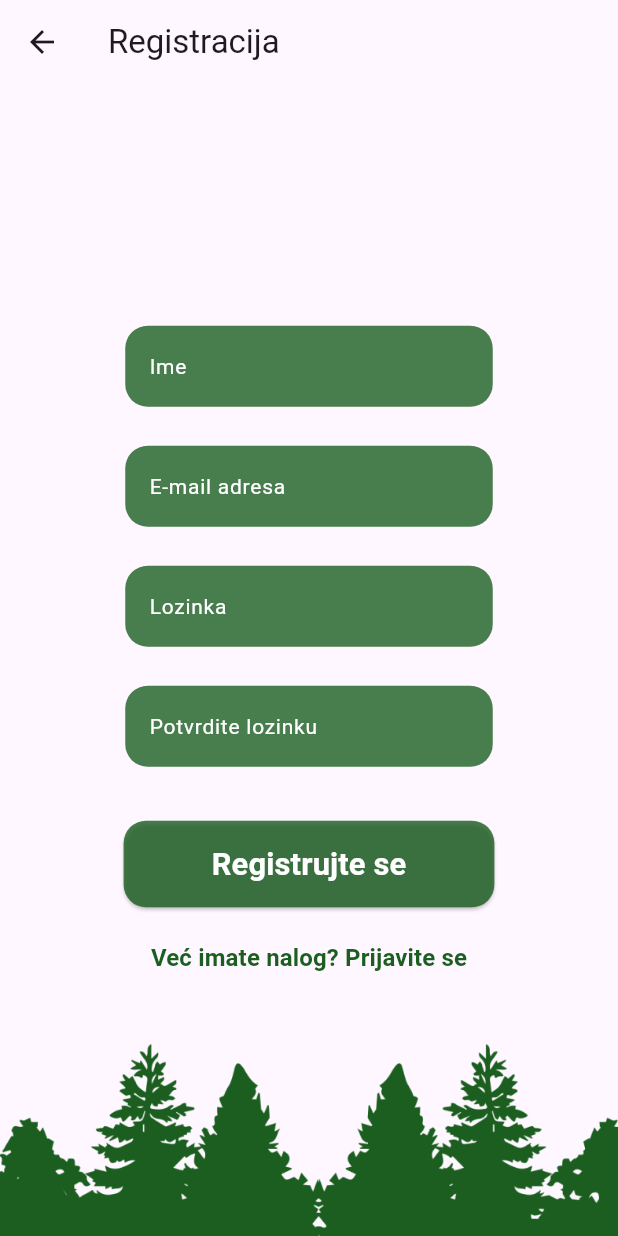
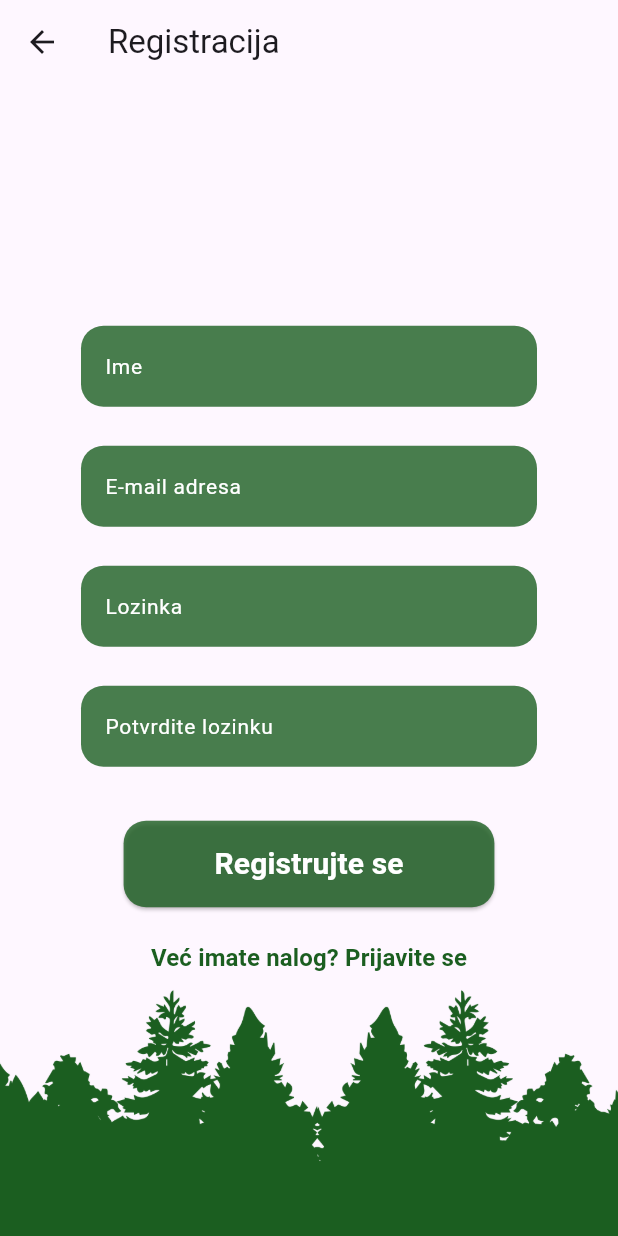
Before and after one commit to Masulaa/EcoConnect, a Flutter app: the screen it shows after launch, after a tap on "Registracija", on a phone screen of 412 x 824 dp. Run offline on Flutter 3.47's test engine with Material 3 defaults, Android fonts, the phone set to English and light mode, and no system bars; our stand-ins replace flutter_dotenv, shared_preferences; Roboto replaces fonts that are missing (Poppins).

Commit message:
Make Design more responsive

```diff
--- a/lib/screens/intro_screen.dart
+++ b/lib/screens/intro_screen.dart
@@ -23,6 +23,8 @@ class IntroScreen extends StatelessWidget {
               children: [
                 const BackgroundImage(),
                 Center(
+                  child: Transform.translate(
+                    offset: Offset(0, -MediaQuery.of(context).size.height * 0.1),
                     child: Column(
                       mainAxisAlignment: MainAxisAlignment.center,
                       children: [
@@ -49,6 +51,7 @@ class IntroScreen extends StatelessWidget {
                       ],
                     ),
                   ),
+                ),
               ],
             ),
           );
--- a/lib/screens/login_screen.dart
+++ b/lib/screens/login_screen.dart
@@ -6,6 +6,7 @@ import 'package:shared_preferences/shared_preferences.dart';
 import '../widgets/custom_button.dart';
 import '../widgets/custom_text_field.dart';
 import '../widgets/background_image.dart';
+import '../widgets/intro_text.dart';
 import 'register_screen.dart';
 import 'home_screen.dart';
 
@@ -77,9 +78,12 @@ class _LoginScreenState extends State<LoginScreen> {
               padding: const EdgeInsets.all(16.0),
               child: Form(
                 key: _formKey,
+                child: SingleChildScrollView(
                   child: Column(
                     mainAxisAlignment: MainAxisAlignment.center,
                     children: <Widget>[
+                      const IntroText(),
+
                       CustomTextField(
                         controller: _emailController,
                         label: 'E-mail adresa',
@@ -153,6 +157,7 @@ class _LoginScreenState extends State<LoginScreen> {
                 ),
               ),
             ),
+          ),
         ],
       ),
     );
--- a/lib/widgets/background_image.dart
+++ b/lib/widgets/background_image.dart
@@ -6,13 +6,10 @@ class BackgroundImage extends StatelessWidget {
   @override
   Widget build(BuildContext context) {
     return Positioned.fill(
-      child: Container(
-        decoration: const BoxDecoration(
-          image: DecorationImage(
-            image: AssetImage('assets/background.png'),
-            fit: BoxFit.cover,
-          ),
-        ),
+      child: FittedBox(
+        fit: BoxFit.cover,
+        alignment: Alignment.center,
+        child: Image.asset('assets/background.png'),
       ),
     );
   }
--- a/lib/widgets/custom_button.dart
+++ b/lib/widgets/custom_button.dart
@@ -25,7 +25,7 @@ class CustomButton extends StatelessWidget {
         style: TextStyle(
           fontFamily: 'Poppins',
           fontWeight: FontWeight.bold,
-          fontSize: width * 0.05,
+          fontSize: 20,
           color: Colors.white,
         ),
       ),
--- a/lib/widgets/custom_text_field.dart
+++ b/lib/widgets/custom_text_field.dart
@@ -18,9 +18,18 @@ class CustomTextField extends StatelessWidget {
   Widget build(BuildContext context) {
     return Padding(
       padding: const EdgeInsets.only(bottom: 16.0),
-      child: Container(
-        width: 245,
-        height: 54,
+      child: LayoutBuilder(
+        builder: (context, constraints) {
+          double width = constraints.maxWidth * 0.8;
+          double height = 54.0;
+
+          if (width < 245) {
+            width = 245;
+          }
+
+          return Container(
+            width: width,
+            height: height,
             decoration: BoxDecoration(
               color: const Color(0xCC1B5E20),
               borderRadius: BorderRadius.circular(15),
@@ -48,6 +57,8 @@ class CustomTextField extends StatelessWidget {
                 contentPadding: const EdgeInsets.all(16.0),
               ),
             ),
+          );
+        },
       ),
     );
   }
--- a/lib/widgets/intro_text.dart
+++ b/lib/widgets/intro_text.dart
@@ -10,23 +10,30 @@ class IntroText extends StatelessWidget {
 
     return Column(
       children: [
+        SizedBox(height: 1),
+        Image.asset(
+          'assets/logo.png',
+          width: 160,
+          height: 160,
+        ),
+        SizedBox(height: 1),
         Text(
           'EcoConnect',
           style: TextStyle(
             fontFamily: 'Poppins',
             fontWeight: FontWeight.w900,
-            fontSize: width * 0.1,
+            fontSize: 40,
             color: const Color(0xFF1B5E20),
             decoration: TextDecoration.underline,
           ),
         ),
-        SizedBox(height: height * 0.05),
+        SizedBox(height: 1),
         Text(
           'Vaš digitalni kompas',
           style: TextStyle(
             fontFamily: 'Poppins',
             fontWeight: FontWeight.w500,
-            fontSize: width * 0.05,
+            fontSize: 20,
             color: const Color(0xFF1B5E20),
           ),
         ),
--- a/pubspec.yaml
+++ b/pubspec.yaml
@@ -65,6 +65,7 @@ flutter:
   assets:
     - .env
     - assets/background.png
+    - assets/logo.png
   #   - images/a_dot_burr.jpeg
   #   - images/a_dot_ham.jpeg
 
```
Also changed, not shown: assets/background.png, 1 other file. Lines whose indentation alone changed are shown as unchanged.
